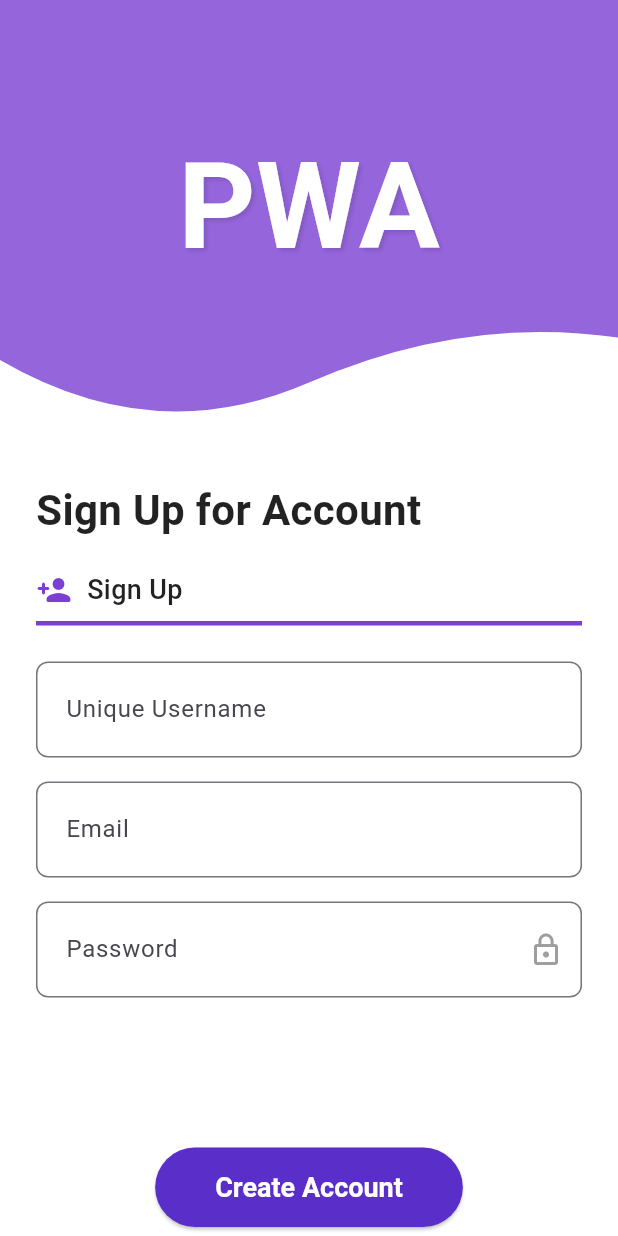
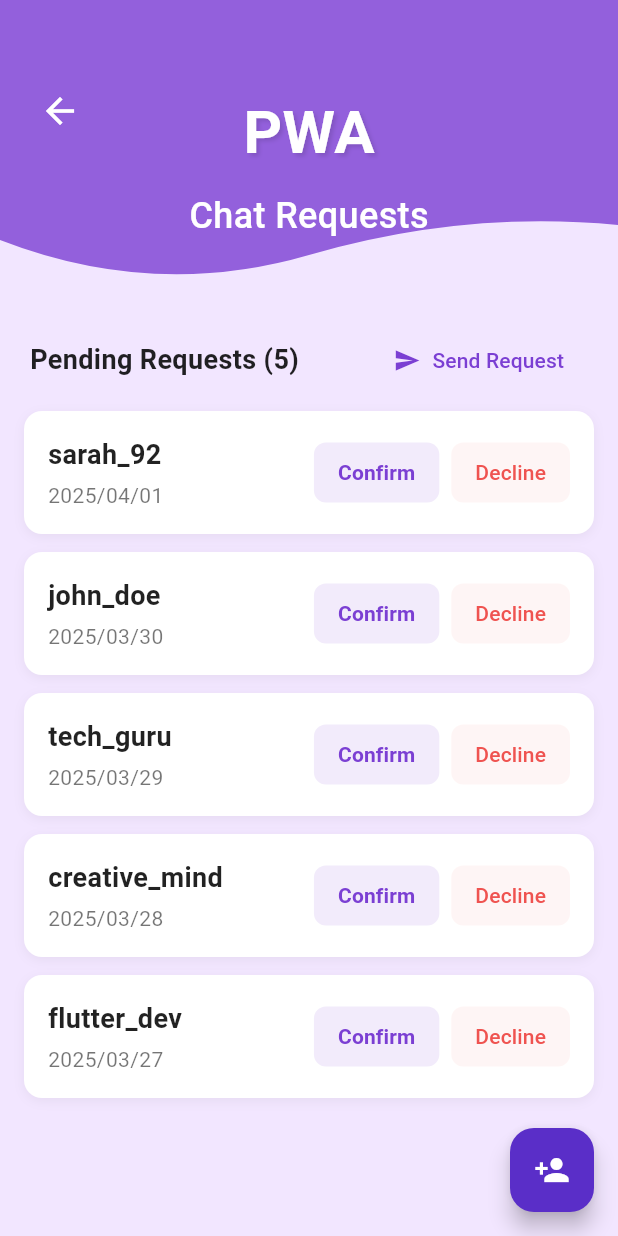
Before and after one commit to BadriAmouri/LockChat, a Flutter app: the screen it shows after launch, on a phone screen of 412 x 824 dp. Run offline on Flutter 3.47's test engine with Material 3 defaults, Android fonts, the light colour scheme and no system bars; our stand-ins replace basic_utils, flutter_secure_storage; missing offline and left inert: encrypt, pointycastle.

Commit message:
random commit

```diff
--- a/lib/main.dart
+++ b/lib/main.dart
@@ -1,13 +1,5 @@
 import 'package:flutter/material.dart';
-import 'views/screens/chat_list_screen.dart';
-import 'views/screens/add_contact_screen.dart';
-import 'views/screens/chat_screen_test.dart';
-import 'views/screens/login.dart';
-import 'views/screens/signup.dart';
-import 'dart:convert';
-import 'package:encrypt/encrypt.dart';
-import 'package:pointycastle/export.dart';
-import 'package:flutter_secure_storage/flutter_secure_storage.dart';
+import 'views/screens/incoming_requests.dart';
 
 
 
@@ -27,7 +19,7 @@
       theme: ThemeData(
         primarySwatch: Colors.purple,
       ),
-      home: SignupScreen(),
+      home: ChatRequestListScreen(),
     );
   }
 }
--- a/lib/services/KeyManagementService.dart
+++ b/lib/services/KeyManagementService.dart
@@ -114,7 +114,7 @@
 /* STATIC DATA WAS USED NEED TO BE CHANGED BASED ON THE IMPLEMENTATION OF AUTH AND WHERE FATIMA STORED PRIVATE KEYS*/
 Future<ECPrivateKey> fetchReceipentPrivateKey() async {
   /* final String? privateKeyPem = await secureStorage.read(key: "privateKey"); */
-  final String? privateKeyPem =
+  final String privateKeyPem =
       "-----BEGIN PRIVATE KEY-----\nMIGHAgEAMBMGByqGSM49AgEGCCqGSM49AwEHBG0wawIBAQQgBqdF0J9xGmbwM9xN\nKpvRGanygz/kb9c05gOV7X8nI1OhRANCAAQt6hrWyuEuLrI6WnMAzhyvL2QC3nzf\nwnuV9F6Pohfav6TeipIhY9PLwP4UAEPxI72LP/ArBdhuevsggMV8Lyc3\n-----END PRIVATE KEY-----\n";
 
   if (privateKeyPem == null) {
@@ -133,7 +133,7 @@
 /* STATIC DATA WAS USED NEED TO BE CHANGED BASED ON THE IMPLEMENTATION OF AUTH AND WHERE FATIMA STORED PRIVATE KEYS */
 Future<ECPrivateKey> fetchSenderPrivateKey() async {
   /* final String? privateKeyPem = await secureStorage.read(key: "privateKey"); */
-  final String? privateKeyPem =
+  final String privateKeyPem =
       "-----BEGIN PRIVATE KEY-----\nMIGHAgEAMBMGByqGSM49AgEGCCqGSM49AwEHBG0wawIBAQQg5Wt4rIfs7XglgsxI\nFtwDrgzk69TFQ6O2Db9d+c3OG1ShRANCAATcbRPvGmRtPjMVZeaAPhxC26s35iCG\nTOPCzjLK/YNvZ41L1kmAIj0q0prCPO0RuGIm7i7fsmJyaFTFn+prr47G\n-----END PRIVATE KEY-----\n";
 
   if (privateKeyPem == null) {
--- a/lib/services/decryption_service.dart
+++ b/lib/services/decryption_service.dart
@@ -1,7 +1,6 @@
 import 'dart:convert';
 import 'dart:typed_data';
 import 'package:encrypt/encrypt.dart' as encrypt;
-import 'package:pointycastle/asymmetric/api.dart';
 import 'package:pointycastle/export.dart';
 import 'package:flutter_secure_storage/flutter_secure_storage.dart';
 
--- a/lib/services/encryption_service.dart
+++ b/lib/services/encryption_service.dart
@@ -1,13 +1,8 @@
 import 'dart:convert';
 import 'dart:typed_data';
 import 'package:encrypt/encrypt.dart' as encrypt;
-import 'package:pointycastle/asymmetric/api.dart';
 import 'package:pointycastle/export.dart';
 import 'package:flutter_secure_storage/flutter_secure_storage.dart';
-import 'dart:convert';
-import 'dart:typed_data';
-import 'package:pointycastle/export.dart';
-import 'package:encrypt/encrypt.dart' as encrypt;
 class EncryptionService {
   final _storage = const FlutterSecureStorage();
   final int aesKeySize = 32; // 256-bit AES key
--- a/lib/views/screens/add_contact_screen.dart
+++ b/lib/views/screens/add_contact_screen.dart
@@ -5,7 +5,7 @@
 import '../theme/colors.dart';
 
 class AddContactsScreen extends StatelessWidget {
-   AddContactsScreen({Key? key}) : super(key: key);
+   AddContactsScreen({super.key});
 
   final List<Map<String, String>> contacts = [
     {
--- a/lib/views/screens/chat_screen_test.dart
+++ b/lib/views/screens/chat_screen_test.dart
@@ -21,6 +21,8 @@
 class ChatScreen extends StatelessWidget {
   final EncryptionService _encryptionService = EncryptionService();
   final KeyManagementService _keymanagementService=KeyManagementService();
+
+  ChatScreen({super.key});
   void _sendMessage() async {
     // Generate AES Key
     Uint8List aesKey = await _keymanagementService.rotateKeyIfNeeded(9, 10);
--- /dev/null
+++ b/lib/views/screens/incoming_requests.dart
@@ -0,0 +1,197 @@
+// views/screens/incoming_requests.dart
+import 'package:flutter/material.dart';
+import '../theme/colors.dart';
+import '../widgets/request_item.dart';
+import '../widgets/wave_clipper.dart';
+import 'send_request_screen.dart';
+
+class ChatRequestListScreen extends StatefulWidget {
+  const ChatRequestListScreen({super.key});
+
+  @override
+  State<ChatRequestListScreen> createState() => _ChatRequestListScreenState();
+}
+
+class _ChatRequestListScreenState extends State<ChatRequestListScreen> {
+  // Sample request data - in a real app, this would come from a service or API
+  final List<Map<String, dynamic>> _requests = [
+    {'username': 'sarah_92', 'date': '2025/04/01', 'id': '1'},
+    {'username': 'john_doe', 'date': '2025/03/30', 'id': '2'},
+    {'username': 'tech_guru', 'date': '2025/03/29', 'id': '3'},
+    {'username': 'creative_mind', 'date': '2025/03/28', 'id': '4'},
+    {'username': 'flutter_dev', 'date': '2025/03/27', 'id': '5'},
+  ];
+
+  void _handleConfirm(String requestId) {
+    // Add logic to accept the request
+    setState(() {
+      _requests.removeWhere((request) => request['id'] == requestId);
+    });
+
+    ScaffoldMessenger.of(context).showSnackBar(
+      const SnackBar(
+        content: Text('Request accepted!'),
+        backgroundColor: Colors.green,
+      ),
+    );
+  }
+
+  void _handleDecline(String requestId) {
+    // Add logic to decline the request
+    setState(() {
+      _requests.removeWhere((request) => request['id'] == requestId);
+    });
+
+    ScaffoldMessenger.of(context).showSnackBar(
+      const SnackBar(
+        content: Text('Request declined'),
+        backgroundColor: Colors.grey,
+      ),
+    );
+  }
+
+  @override
+  Widget build(BuildContext context) {
+    return Scaffold(
+      backgroundColor: AppColors.background,
+      floatingActionButton: FloatingActionButton(
+        backgroundColor: AppColors.buttonColor,
+        onPressed: () {
+          Navigator.push(
+            context,
+            MaterialPageRoute(builder: (context) => const SendRequestScreen()),
+          );
+        },
+        child: const Icon(Icons.person_add, color: Colors.white),
+      ),
+      body: Column(
+        children: [
+          // Purple wave with PWA header
+          Stack(
+            children: [
+              ClipPath(
+                clipper: WaveClipper(),
+                child: Container(
+                  height: 200,
+                  color: AppColors.darkpurple.withOpacity(0.8),
+                ),
+              ),
+              Positioned(
+                top: 60,
+                left: 0,
+                right: 0,
+                child: Center(
+                  child: Column(
+                    children: const [
+                      Text(
+                        'PWA',
+                        style: TextStyle(
+                          fontSize: 40,
+                          fontWeight: FontWeight.bold,
+                          color: Colors.white,
+                          shadows: [
+                            Shadow(
+                              offset: Offset(2, 2),
+                              blurRadius: 3,
+                              color: Colors.black12,
+                            ),
+                          ],
+                        ),
+                      ),
+                      SizedBox(height: 10),
+                      Text(
+                        'Chat Requests',
+                        style: TextStyle(
+                          fontSize: 24,
+                          fontWeight: FontWeight.w500,
+                          color: Colors.white,
+                        ),
+                      ),
+                    ],
+                  ),
+                ),
+              ),
+              // Back button
+              Positioned(
+                top: 50,
+                left: 16,
+                child: IconButton(
+                  icon: const Icon(
+                    Icons.arrow_back,
+                    color: Colors.white,
+                    size: 28,
+                  ),
+                  onPressed: () {
+                    Navigator.of(context).pop();
+                  },
+                ),
+              ),
+            ],
+          ),
+
+          // Request count
+          Padding(
+            padding: const EdgeInsets.fromLTRB(20, 16, 20, 10),
+            child: Row(
+              mainAxisAlignment: MainAxisAlignment.spaceBetween,
+              children: [
+                Text(
+                  'Pending Requests (${_requests.length})',
+                  style: const TextStyle(
+                    fontSize: 18,
+                    fontWeight: FontWeight.bold,
+                    color: AppColors.textPrimary,
+                  ),
+                ),
+                // Send Request button
+                TextButton.icon(
+                  onPressed: () {
+                    Navigator.push(
+                      context,
+                      MaterialPageRoute(
+                        builder: (context) => const SendRequestScreen(),
+                      ),
+                    );
+                  },
+                  icon: const Icon(Icons.send, size: 18),
+                  label: const Text('Send Request'),
+                  style: TextButton.styleFrom(
+                    foregroundColor: AppColors.darkpurple,
+                  ),
+                ),
+              ],
+            ),
+          ),
+
+          // Request list
+          Expanded(
+            child:
+                _requests.isEmpty
+                    ? const Center(
+                      child: Text(
+                        'No pending requests',
+                        style: TextStyle(
+                          fontSize: 16,
+                          color: AppColors.subtitle,
+                        ),
+                      ),
+                    )
+                    : ListView.builder(
+                      padding: const EdgeInsets.fromLTRB(16, 0, 16, 16),
+                      itemCount: _requests.length,
+                      itemBuilder: (context, index) {
+                        final request = _requests[index];
+                        return RequestItem(
+                          username: request['username'],
+                          date: request['date'],
+                          onConfirm: () => _handleConfirm(request['id']),
+                          onDecline: () => _handleDecline(request['id']),
+                        );
+                      },
+                    ),
+          ),
+        ],
+      ),
+    );
+  }
+}
--- a/lib/views/screens/login.dart
+++ b/lib/views/screens/login.dart
@@ -1,4 +1,3 @@
-// views/screens/login_screen.dart
 // views/screens/login_screen.dart
 import 'package:flutter/material.dart';
 import '../theme/colors.dart';
@@ -7,7 +6,7 @@
 import 'chat_screen_test.dart';
 
 class LoginScreen extends StatefulWidget {
-  const LoginScreen({Key? key}) : super(key: key);
+  const LoginScreen({super.key});
 
   @override
   State<LoginScreen> createState() => _LoginScreenState();
--- a/lib/views/screens/signup.dart
+++ b/lib/views/screens/signup.dart
@@ -4,7 +4,7 @@
 import 'login.dart';
 
 class SignupScreen extends StatefulWidget {
-  const SignupScreen({Key? key}) : super(key: key);
+  const SignupScreen({super.key});
 
   @override
   State<SignupScreen> createState() => _SignupScreenState();
--- a/lib/views/widgets/contact_card.dart
+++ b/lib/views/widgets/contact_card.dart
@@ -8,12 +8,12 @@
   final bool isNetworkImage;
 
   const ContactCard({
-    Key? key,
+    super.key,
     required this.name,
     required this.phone,
     required this.image,
     this.isNetworkImage = false, // Default to false (for assets)
-  }) : super(key: key);
+  });
 
   @override
   Widget build(BuildContext context) {
--- a/lib/views/widgets/custom_button.dart
+++ b/lib/views/widgets/custom_button.dart
@@ -6,7 +6,7 @@
   final String text;
   final VoidCallback onPressed;
 
-  const CustomButton({Key? key, required this.text, required this.onPressed}) : super(key: key);
+  const CustomButton({super.key, required this.text, required this.onPressed});
 
   @override
   Widget build(BuildContext context) {
--- a/lib/views/widgets/custom_text_field.dart
+++ b/lib/views/widgets/custom_text_field.dart
@@ -5,7 +5,7 @@
   final String hintText;
   final IconData icon;
 
-  const CustomTextField({Key? key, required this.hintText, required this.icon}) : super(key: key);
+  const CustomTextField({super.key, required this.hintText, required this.icon});
 
   @override
   Widget build(BuildContext context) {
--- /dev/null
+++ b/lib/views/widgets/request_item.dart
@@ -0,0 +1,118 @@
+// views/widgets/request_item.dart
+import 'package:flutter/material.dart';
+import '../theme/colors.dart';
+
+class RequestItem extends StatelessWidget {
+  final String username;
+  final String date;
+  final VoidCallback onConfirm;
+  final VoidCallback onDecline;
+
+  const RequestItem({
+    super.key,
+    required this.username,
+    required this.date,
+    required this.onConfirm,
+    required this.onDecline,
+  });
+
+  @override
+  Widget build(BuildContext context) {
+    return Container(
+      margin: const EdgeInsets.only(bottom: 12),
+      decoration: BoxDecoration(
+        color: Colors.white,
+        borderRadius: BorderRadius.circular(12),
+        boxShadow: [
+          BoxShadow(
+            color: Colors.black.withOpacity(0.05),
+            offset: const Offset(0, 2),
+            blurRadius: 6,
+          ),
+        ],
+      ),
+      child: Padding(
+        padding: const EdgeInsets.all(16.0),
+        child: Row(
+          children: [
+            // Left side: Username and date in vertical layout
+            Expanded(
+              child: Column(
+                crossAxisAlignment: CrossAxisAlignment.start,
+                children: [
+                  Text(
+                    username,
+                    style: const TextStyle(
+                      fontSize: 18,
+                      fontWeight: FontWeight.bold,
+                      color: AppColors.textPrimary,
+                    ),
+                  ),
+                  const SizedBox(height: 4),
+                  Text(
+                    date,
+                    style: const TextStyle(
+                      fontSize: 14,
+                      color: AppColors.subtitle,
+                    ),
+                  ),
+                ],
+              ),
+            ),
+
+            // Right side: Action buttons side by side
+            Row(
+              children: [
+                // Confirm button
+                TextButton(
+                  onPressed: onConfirm,
+                  style: TextButton.styleFrom(
+                    foregroundColor: AppColors.darkpurple,
+                    backgroundColor: AppColors.darkpurple.withOpacity(0.1),
+                    shape: RoundedRectangleBorder(
+                      borderRadius: BorderRadius.circular(8),
+                    ),
+                    padding: const EdgeInsets.symmetric(
+                      horizontal: 16,
+                      vertical: 10,
+                    ),
+                  ),
+                  child: const Text(
+                    'Confirm',
+                    style: TextStyle(
+                      fontWeight: FontWeight.bold,
+                    ),
+                  ),
+                ),
+
+                const SizedBox(width: 8),
+
+                // Decline button
+                TextButton(
+                  onPressed: onDecline,
+                  style: TextButton.styleFrom(
+                    foregroundColor: Colors.red.shade400,
+                    backgroundColor: Colors.red.withOpacity(0.05),
+                    shape: RoundedRectangleBorder(
+                      borderRadius: BorderRadius.circular(8),
+                    ),
+                    padding: const EdgeInsets.symmetric(
+                      horizontal: 16,
+                      vertical: 10,
+                    ),
+                  ),
+                  child: const Text(
+                    'Decline',
+                    style: TextStyle(
+                      fontWeight: FontWeight.w500,
+                    ),
+                  ),
+                ),
+              ],
+            ),
+          ],
+        ),
+      ),
+    );
+  }
+}
```
Also changed, not shown: lib/views/screens/send_request_screen.dart (added, +222 -0 lines), lib/views/widgets/user_result_item.dart (added, +84 -0 lines).
